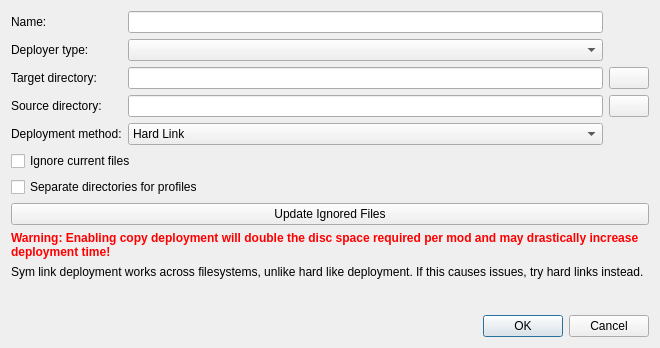
The window that src/ui/adddeployerdialog.ui (limo-app/limo) describes before a commit, drawn with Qt 5.
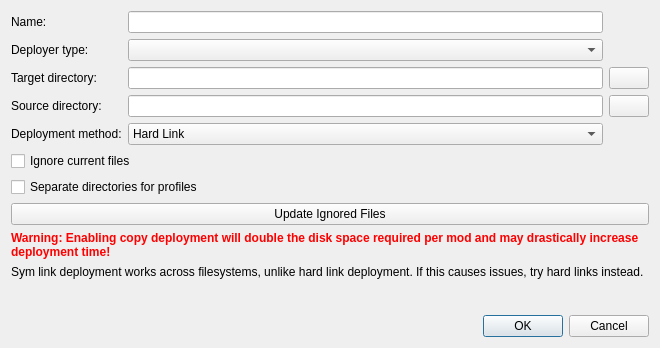
The same window after the commit. Icons and pictures are not drawn. Custom widgets are drawn as their Qt base class.

What changed in the file:
```diff
--- a/src/ui/adddeployerdialog.ui
+++ b/src/ui/adddeployerdialog.ui
@@ -158,8 +158,8 @@
 hr { height: 1px; border-width: 0; }
 li.unchecked::marker { content: &quot;\2610&quot;; }
 li.checked::marker { content: &quot;\2612&quot;; }
-&lt;/style&gt;&lt;/head&gt;&lt;body style=&quot; font-family:'Sans Serif'; font-size:9pt; font-weight:400; font-style:normal;&quot;&gt;
-&lt;p style=&quot; margin-top:0px; margin-bottom:0px; margin-left:0px; margin-right:0px; -qt-block-indent:0; text-indent:0px;&quot;&gt;&lt;span style=&quot; font-weight:700; color:#ff0000;&quot;&gt;Warning: Enabling copy deployment will double the disc space required per mod and may drastically increase deployment time!&lt;/span&gt;&lt;/p&gt;&lt;/body&gt;&lt;/html&gt;</string>
+&lt;/style&gt;&lt;/head&gt;&lt;body style=&quot; font-family:'Noto Sans'; font-size:10pt; font-weight:400; font-style:normal;&quot;&gt;
+&lt;p style=&quot; margin-top:0px; margin-bottom:0px; margin-left:0px; margin-right:0px; -qt-block-indent:0; text-indent:0px;&quot;&gt;&lt;span style=&quot; font-family:'Sans Serif'; font-size:9pt; font-weight:700; color:#ff0000;&quot;&gt;Warning: Enabling copy deployment will double the disk space required per mod and may drastically increase deployment time!&lt;/span&gt;&lt;/p&gt;&lt;/body&gt;&lt;/html&gt;</string>
      </property>
      <property name="wordWrap">
       <bool>true</bool>
@@ -172,7 +172,7 @@
    <item>
     <widget class="QLabel" name="sym_link_label">
      <property name="text">
-      <string>Sym link deployment works across filesystems, unlike hard like deployment. If this causes issues, try hard links instead.</string>
+      <string>Sym link deployment works across filesystems, unlike hard link deployment. If this causes issues, try hard links instead.</string>
      </property>
      <property name="wordWrap">
       <bool>true</bool>
```
